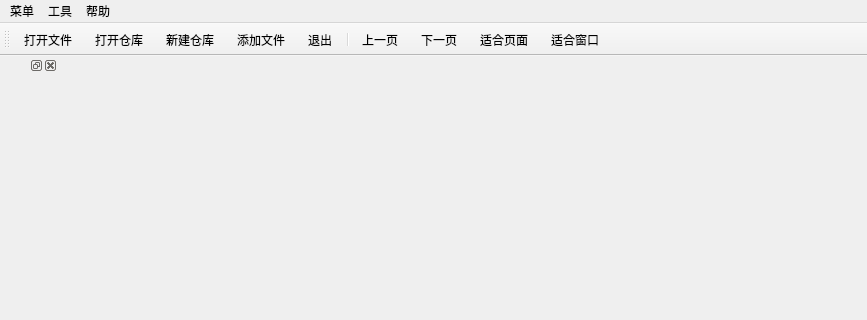
Above: PDF/mainwindow.ui from Godones/QT-Application before the change; both pictures show x 0 to 867 and y 0 to 320 of the 867 by 628 pixel window. Below: the same form after it.
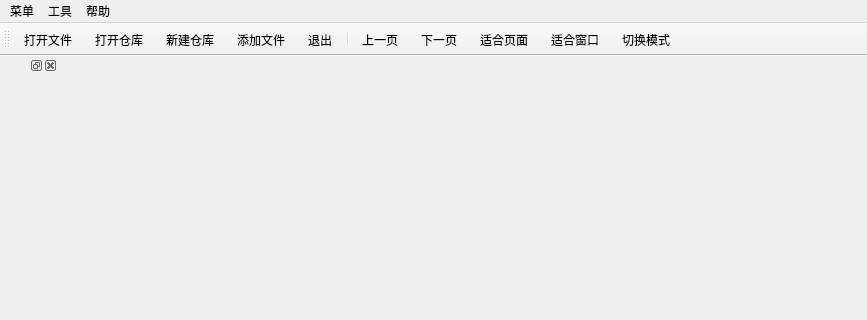
That is the form after the change. Icons and pictures are not drawn.

Patch:
```diff
--- a/PDF/mainwindow.ui
+++ b/PDF/mainwindow.ui
@@ -101,6 +101,7 @@
    <addaction name="nextpageaction"/>
    <addaction name="fitaction"/>
    <addaction name="fitwindowsaction"/>
+   <addaction name="allpageaction"/>
   </widget>
   <widget class="QDockWidget" name="dockWidget">
    <attribute name="dockWidgetArea">
@@ -219,6 +220,15 @@
     <string>适合窗口</string>
    </property>
   </action>
+  <action name="allpageaction">
+   <property name="icon">
+    <iconset resource="icons.qrc">
+     <normaloff>:/icons/icons/change.png</normaloff>:/icons/icons/change.png</iconset>
+   </property>
+   <property name="text">
+    <string>切换模式</string>
+   </property>
+  </action>
  </widget>
  <resources>
   <include location="icons.qrc"/>
```
